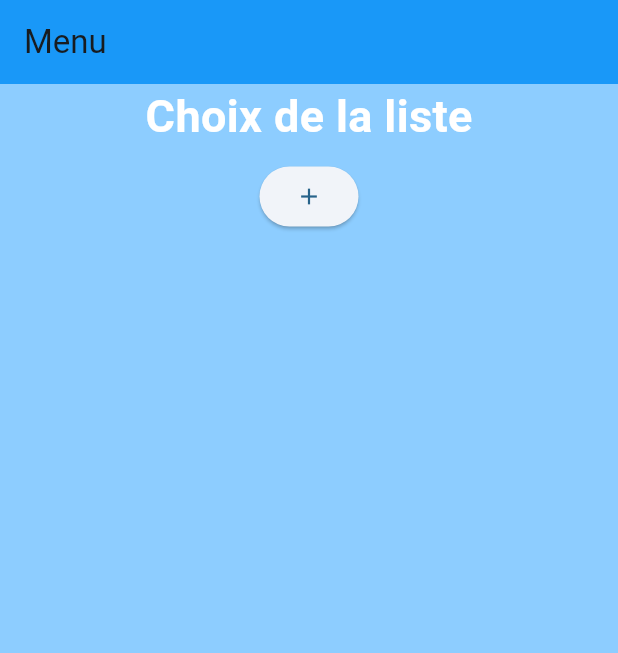
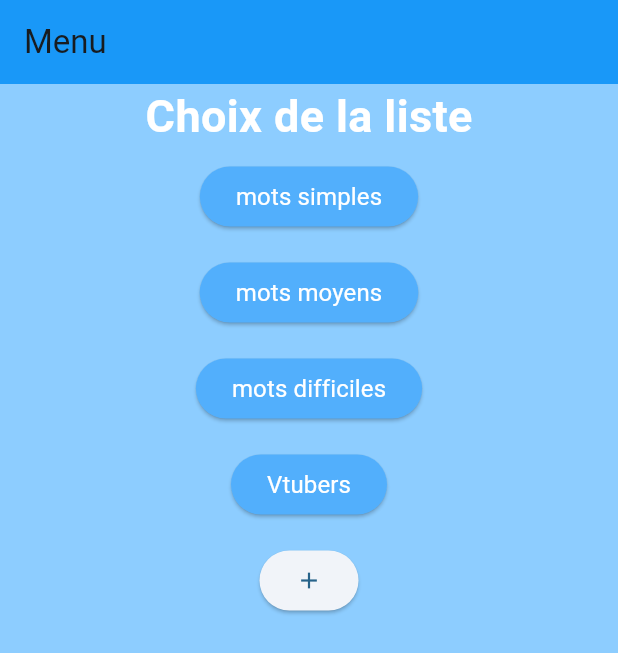
Before and after one commit to KeroSong/flutter-cours, a Flutter app: the screen it shows after launch, on a phone screen of 412 x 824 dp. Shown: the top 653 px of the screen. Run offline on Flutter 3.47's test engine with Material 2 defaults, Android fonts, the phone set to English and light mode, and no system bars.

Commit message:
path fixed for mobile

```diff
--- a/lib/Base_de_donnees/database.dart
+++ b/lib/Base_de_donnees/database.dart
@@ -33,7 +33,7 @@ final List<String> alphabet = [
 
 Future<List<int>> jsonCategorie() async {
   String jsonContent =
-      await rootBundle.loadString('../../Data/Pendu_Liste_Mots.json');
+      await rootBundle.loadString('Data/Pendu_Liste_Mots.json');
 
   Map<String, dynamic> jsonData = jsonDecode(jsonContent);
 
@@ -47,7 +47,7 @@ Future<List<int>> jsonCategorie() async {
 
 Future<List<String>> jsonMots(int random, int categorie) async {
   String jsonContent =
-      await rootBundle.loadString('../../Data/Pendu_Liste_Mots.json');
+      await rootBundle.loadString('Data/Pendu_Liste_Mots.json');
 
   Map<String, dynamic> jsonData = jsonDecode(jsonContent);
 
@@ -65,7 +65,7 @@ Future<List<String>> jsonMots(int random, int categorie) async {
 
 void ajouter(String mot) async {
   String jsonContent =
-      await rootBundle.loadString('../../Data/Pendu_Liste_Mots.json');
+      await rootBundle.loadString('Data/Pendu_Liste_Mots.json');
 
   Map<String, dynamic> jsonData = jsonDecode(jsonContent);
 
@@ -74,12 +74,12 @@ void ajouter(String mot) async {
   wordList.add({'mot': mot, 'categorie': 4});
 
   String newJsonContent = jsonEncode(jsonData);
-  await File('../../Data/Pendu_Liste_Mots.json').writeAsString(newJsonContent);
+  await File('Data/Pendu_Liste_Mots.json').writeAsString(newJsonContent);
 }
 
 void modifier(int idModify, String mot) async {
   String jsonContent =
-      await rootBundle.loadString('../../Data/Pendu_Liste_Mots.json');
+      await rootBundle.loadString('Data/Pendu_Liste_Mots.json');
 
   Map<String, dynamic> jsonData = jsonDecode(jsonContent);
 
@@ -100,7 +100,7 @@ void modifier(int idModify, String mot) async {
 
 void supprimer(int idRemove) async {
   String jsonContent =
-      await rootBundle.loadString('../../Data/Pendu_Liste_Mots.json');
+      await rootBundle.loadString('Data/Pendu_Liste_Mots.json');
 
   Map<String, dynamic> jsonData = jsonDecode(jsonContent);
 
@@ -111,5 +111,5 @@ void supprimer(int idRemove) async {
   wordList.removeWhere((element) => element['id'] == id);
 
   String newJsonContent = jsonEncode(jsonData);
-  await File('../../Data/Pendu_Liste_Mots.json').writeAsString(newJsonContent);
+  await File('Data/Pendu_Liste_Mots.json').writeAsString(newJsonContent);
 }
```
